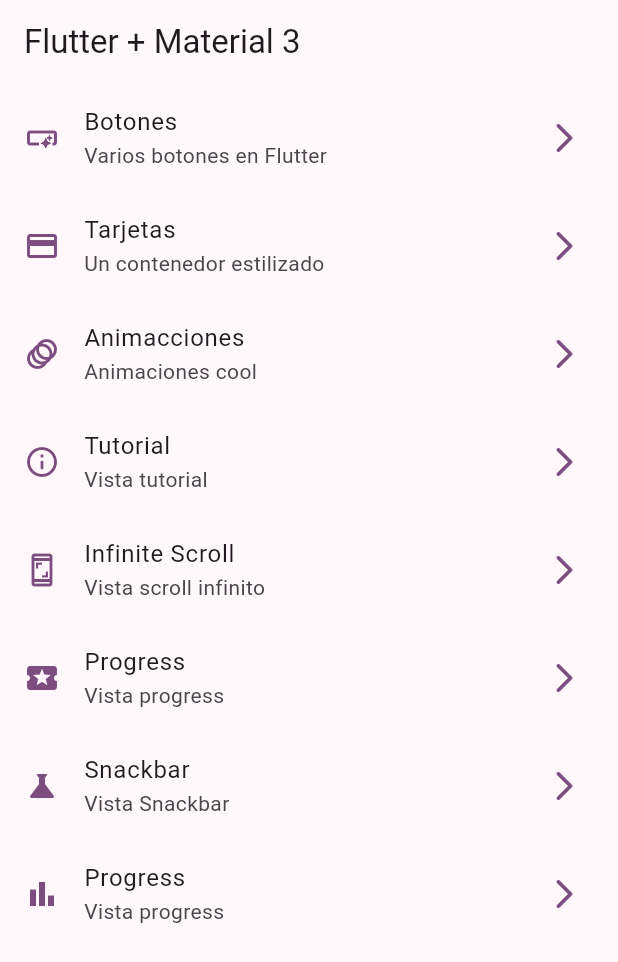
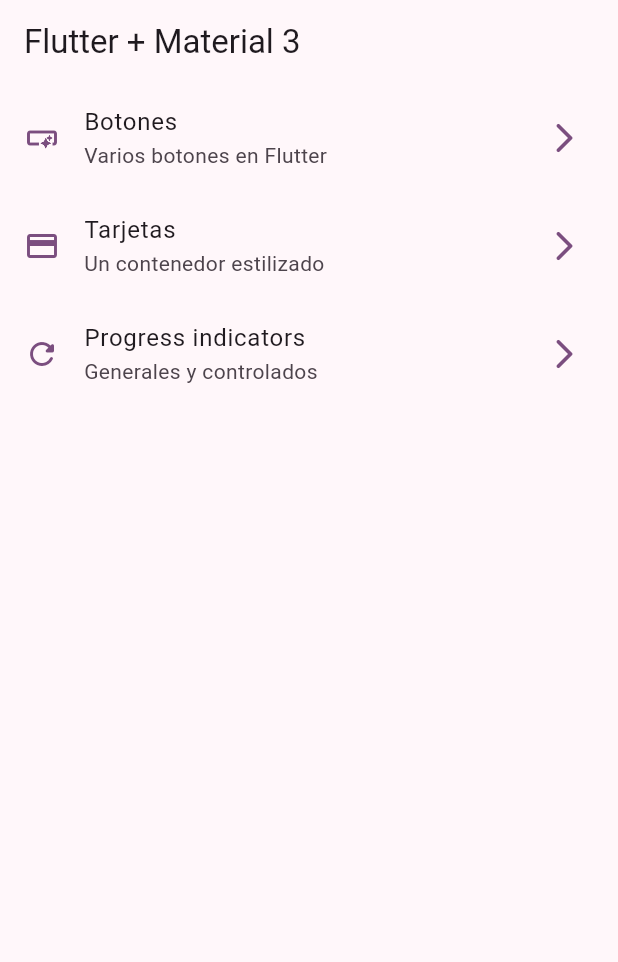
Before and after one commit to engelcituk/widgets-app, a Flutter app: the screen it shows after launch, on a phone screen of 412 x 824 dp. Shown: the top 962 px of the screen. Run offline on Flutter 3.47's test engine with Material 2 defaults, Android fonts, the phone set to English and light mode, and no system bars; our stand-ins replace go_router.

Commit message:
ProgressIndicators

```diff
--- a/lib/config/menu/menu_items.dart
+++ b/lib/config/menu/menu_items.dart
@@ -31,39 +31,40 @@ const appMenuItems = <MenuItem>[
     icon: Icons.credit_card
   ),
    MenuItem(
-    title: 'Animacciones',
-    subTitle: 'Animaciones cool',
-    link: '/animated',
-    icon: Icons.animation
+    title: 'Progress indicators',
+    subTitle: 'Generales y controlados',
+    link: '/progress',
+    icon: Icons.refresh_rounded
   ),
-  MenuItem(
-    title: 'Tutorial',
-    subTitle: 'Vista tutorial',
-    link: '/tutorial',
-    icon: Icons.info_outline_rounded
-  ),
-  MenuItem(
-    title: 'Infinite Scroll',
-    subTitle: 'Vista scroll infinito',
-    link: '/infinite-scroll',
-    icon: Icons.screenshot_outlined
-  ),
-  MenuItem(
-    title: 'Progress',
-    subTitle: 'Vista progress',
-    link: '/progress',
-    icon: Icons.local_activity
-  ),
-  MenuItem(
-    title: 'Snackbar',
-    subTitle: 'Vista Snackbar',
-    link: '/snackbar',
-    icon: Icons.science_sharp
-  ),
-  MenuItem(
-    title: 'Progress',
-    subTitle: 'Vista progress',
-    link: '/progress',
-    icon: Icons.bar_chart
-  ),
+  //  MenuItem(
+  //   title: 'Animacciones',
+  //   subTitle: 'Animaciones cool',
+  //   link: '/animated',
+  //   icon: Icons.animation
+  // ),
+  // MenuItem(
+  //   title: 'Tutorial',
+  //   subTitle: 'Vista tutorial',
+  //   link: '/tutorial',
+  //   icon: Icons.info_outline_rounded
+  // ),
+  // MenuItem(
+  //   title: 'Infinite Scroll',
+  //   subTitle: 'Vista scroll infinito',
+  //   link: '/infinite-scroll',
+  //   icon: Icons.screenshot_outlined
+  // ),
+
+  // MenuItem(
+  //   title: 'Snackbar',
+  //   subTitle: 'Vista Snackbar',
+  //   link: '/snackbar',
+  //   icon: Icons.science_sharp
+  // ),
+  // MenuItem(
+  //   title: 'Progress',
+  //   subTitle: 'Vista progress',
+  //   link: '/progress',
+  //   icon: Icons.bar_chart
+  // ),
 ];
--- a/lib/config/router/app_router.dart
+++ b/lib/config/router/app_router.dart
@@ -24,6 +24,11 @@ final appRouter = GoRouter(
       builder: (context, state) => const CardsScreen(),
     ),
     GoRoute(
+      path: '/progress',
+      name: ProgressScreen.name,
+      builder: (context, state) => const ProgressScreen(),
+    ),
+    GoRoute(
       path: '/animated',
       name: AnimatedScreen.name,
       builder: (context, state) => const AnimatedScreen(),
@@ -38,11 +43,7 @@ final appRouter = GoRouter(
       name: InfiniteScrollScreen.name,
       builder: (context, state) => const InfiniteScrollScreen(),
     ),
-     GoRoute(
-      path: '/progress',
-      name: ProgressScreen.name,
-      builder: (context, state) => const ProgressScreen(),
-    ),
+
      GoRoute(
       path: '/snackbar',
       name: SnackBarScreen.name,
```
Also changed, not shown: lib/presentation/screens/progress/progress_screen.dart (+36 -0 lines).
